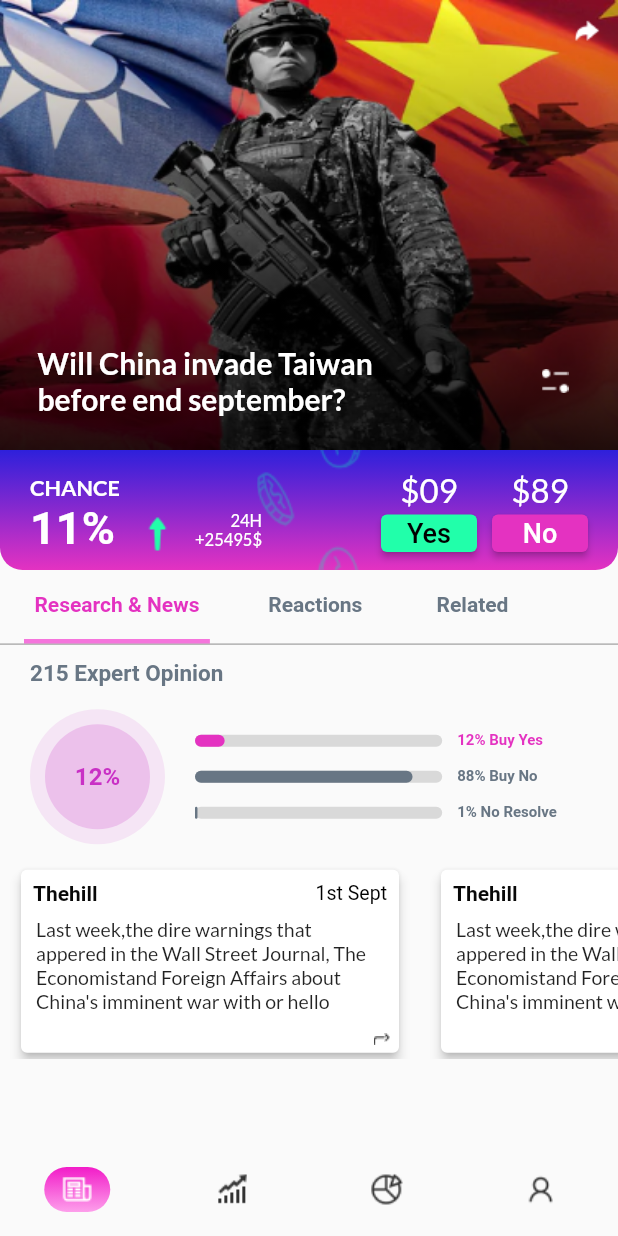
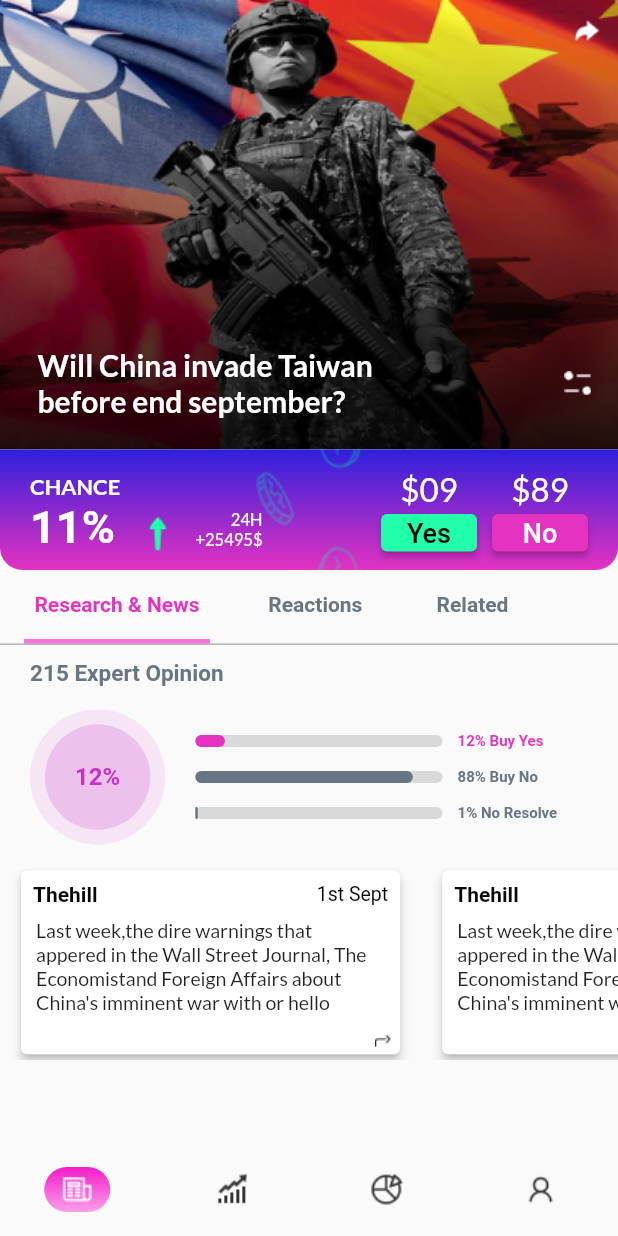
Before and after one commit to CaptainBiswa69/Task-GrowMate, a Flutter app: the screen it shows after launch, on a phone screen of 412 x 824 dp. Run offline on Flutter 3.47's test engine with Material 2 defaults, Android fonts, the phone set to English and light mode, and no system bars; our stand-ins replace google_fonts; Roboto replaces fonts that are missing (customFont).

Commit message:
Final Commit

```diff
--- a/lib/pages/feed.dart
+++ b/lib/pages/feed.dart
@@ -20,17 +20,17 @@ class _FeedState extends State<Feed> with TickerProviderStateMixin {
           children: [
             Stack(
               children: [
-                const Positioned(
+                Positioned(
                     child: SizedBox(
                   width: 500,
-                  height: 300,
-                  child: Image(
+                  height: MediaQuery.of(context).size.height / 2.75,
+                  child: const Image(
                       fit: BoxFit.fill,
                       image: AssetImage("assets/main_view/main.png")),
                 )),
                 Positioned(
                     child: Container(
-                  height: 300,
+                  height: MediaQuery.of(context).size.height / 2.75,
                   decoration: const BoxDecoration(
                       gradient: LinearGradient(
                           begin: Alignment.topCenter,
@@ -38,7 +38,7 @@ class _FeedState extends State<Feed> with TickerProviderStateMixin {
                           colors: [Colors.transparent, Colors.black87])),
                 )),
                 Positioned(
-                    top: 230,
+                    top: MediaQuery.of(context).size.height / 3.56,
                     child: Row(
                       children: [
                         Padding(
@@ -55,8 +55,8 @@ class _FeedState extends State<Feed> with TickerProviderStateMixin {
                                 )),
                           ),
                         ),
-                        const SizedBox(
-                          width: 50,
+                        SizedBox(
+                          width: MediaQuery.of(context).size.width / 6.32,
                         ),
                         const ImageIcon(
                           AssetImage("assets/icons/Filter_1.png"),
@@ -78,7 +78,7 @@ class _FeedState extends State<Feed> with TickerProviderStateMixin {
                 )
               ],
             ),
-            portfolio(),
+            portfolio(context),
             tabBar()
           ],
         ),
@@ -113,12 +113,12 @@ class _FeedState extends State<Feed> with TickerProviderStateMixin {
                         text: "  Reactions  ",
                       ),
                       Tab(
-                        text: "   Related ",
+                        text: "   Related  ",
                       ),
                     ],
                     indicatorSize: TabBarIndicatorSize.label),
               ),
-              const Expanded(
+              Expanded(
                 child: TabBarView(
                   children: [ReasearchAndNews(), Reactions(), Related()],
                 ),
@@ -128,12 +128,12 @@ class _FeedState extends State<Feed> with TickerProviderStateMixin {
     );
   }
 
-  Stack portfolio() {
+  Stack portfolio(BuildContext context) {
     return Stack(
       children: [
         Container(
           clipBehavior: Clip.hardEdge,
-          height: 80,
+          height: MediaQuery.of(context).size.height / 10.25,
           decoration: const BoxDecoration(
               borderRadius: BorderRadius.only(
                   bottomLeft: Radius.circular(15),
@@ -156,7 +156,7 @@ class _FeedState extends State<Feed> with TickerProviderStateMixin {
                         crossAxisAlignment: CrossAxisAlignment.start,
                         children: [
                           SizedBox(
-                            width: 60,
+                            width: MediaQuery.of(context).size.width / 6.85,
                             child: FittedBox(
                               fit: BoxFit.fill,
                               child: Text("CHANCE",
@@ -181,28 +181,36 @@ class _FeedState extends State<Feed> with TickerProviderStateMixin {
                         ],
                       ),
                     ),
-                    const Padding(
-                      padding: EdgeInsets.fromLTRB(0, 24, 0, 0),
+                    Padding(
+                      padding: EdgeInsets.fromLTRB(
+                          0, MediaQuery.of(context).size.width / 17.14, 0, 0),
                       child: ImageIcon(
-                        AssetImage("assets/icons/image-2.png"),
-                        color: Color(0xff21FFAA),
-                        size: 50,
+                        const AssetImage("assets/icons/image-2.png"),
+                        color: const Color(0xff21FFAA),
+                        size: MediaQuery.of(context).size.width / 8.22,
                       ),
                     ),
                     Padding(
-                        padding: const EdgeInsets.fromLTRB(0, 32, 0, 0),
+                        padding: EdgeInsets.fromLTRB(
+                            0, MediaQuery.of(context).size.width / 12.85, 0, 0),
                         child: Column(
                           crossAxisAlignment: CrossAxisAlignment.end,
                           children: [
                             Text("24H",
                                 style: GoogleFonts.lato(
-                                    textStyle: const TextStyle(
-                                        color: Colors.white, fontSize: 11))),
+                                    textStyle: TextStyle(
+                                        color: Colors.white,
+                                        fontSize:
+                                            MediaQuery.of(context).size.width /
+                                                37.4))),
                             Text(
                               "+25495\$",
                               style: GoogleFonts.lato(
-                                  textStyle: const TextStyle(
-                                      color: Colors.white, fontSize: 11)),
+                                  textStyle: TextStyle(
+                                      color: Colors.white,
+                                      fontSize:
+                                          MediaQuery.of(context).size.width /
+                                              37.4)),
                             )
                           ],
                         )),
@@ -216,8 +224,9 @@ class _FeedState extends State<Feed> with TickerProviderStateMixin {
                         children: [
                           Text("\$09",
                               style: GoogleFonts.lato(
-                                textStyle: const TextStyle(
-                                  fontSize: 22,
+                                textStyle: TextStyle(
+                                  fontSize:
+                                      MediaQuery.of(context).size.width / 18.7,
                                   color: Colors.white,
                                 ),
                               )),
@@ -225,27 +234,32 @@ class _FeedState extends State<Feed> with TickerProviderStateMixin {
                             height: 4,
                           ),
                           SizedBox(
-                              height: 25,
+                              height:
+                                  MediaQuery.of(context).size.height / 32.82,
                               child: ElevatedButton(
                                   style: ElevatedButton.styleFrom(
                                       primary: const Color(0xff21FFAA)),
                                   onPressed: () {},
-                                  child: const Text(
+                                  child: Text(
                                     "Yes",
                                     style: TextStyle(
-                                        color: Colors.black, fontSize: 18),
+                                        color: Colors.black,
+                                        fontSize:
+                                            MediaQuery.of(context).size.width /
+                                                22.85),
                                   )))
                         ],
                       ),
-                      const SizedBox(
-                        width: 10,
+                      SizedBox(
+                        width: MediaQuery.of(context).size.width / 41.14,
                       ),
                       Column(
                         children: [
                           Text("\$89",
                               style: GoogleFonts.lato(
-                                textStyle: const TextStyle(
-                                  fontSize: 22,
+                                textStyle: TextStyle(
+                                  fontSize:
+                                      MediaQuery.of(context).size.width / 18.7,
                                   color: Colors.white,
                                 ),
                               )),
@@ -253,15 +267,19 @@ class _FeedState extends State<Feed> with TickerProviderStateMixin {
                             height: 4,
                           ),
                           SizedBox(
-                              height: 25,
+                              height:
+                                  MediaQuery.of(context).size.height / 32.82,
                               child: ElevatedButton(
                                   style: ElevatedButton.styleFrom(
                                       primary: const Color(0xffE432C1)),
                                   onPressed: () {},
-                                  child: const Text(
+                                  child: Text(
                                     "No",
                                     style: TextStyle(
-                                        color: Colors.white, fontSize: 18),
+                                        color: Colors.white,
+                                        fontSize:
+                                            MediaQuery.of(context).size.width /
+                                                22.85),
                                   )))
                         ],
                       ),
@@ -275,8 +293,8 @@ class _FeedState extends State<Feed> with TickerProviderStateMixin {
         Align(
           alignment: Alignment.topCenter,
           child: Image(
-            height: 80,
-            width: 70,
+            height: MediaQuery.of(context).size.height / 10.25,
+            width: MediaQuery.of(context).size.width / 5.87,
             fit: BoxFit.fitWidth,
             image: const AssetImage("assets/icons/flying_coins.png"),
             color: const Color(0xff0CF2B4).withOpacity(0.3),
--- a/lib/pages/reactions.dart
+++ b/lib/pages/reactions.dart
@@ -3,10 +3,12 @@ import 'package:google_fonts/google_fonts.dart';
 import 'package:grow_mate/models/comment_tile.dart';
 
 class Reactions extends StatelessWidget {
-  const Reactions({Key? key}) : super(key: key);
+  Reactions({Key? key}) : super(key: key);
+  late MediaQueryData queryData;
 
   @override
   Widget build(BuildContext context) {
+    queryData = MediaQuery.of(context);
     List<CommentTile> commentData = [
       CommentTile(
           name: 'Prof.alison   1h ago',
@@ -136,7 +138,9 @@ class Reactions extends StatelessWidget {
           const SizedBox(
             width: 15,
           ),
-          SizedBox(width: 250, child: commentText(user, comment)),
+          SizedBox(
+              width: queryData.size.width / 1.64,
+              child: commentText(user, comment)),
           Column(
             children: [
               const Text(""),
@@ -198,7 +202,7 @@ class Reactions extends StatelessWidget {
         context: context,
         builder: (BuildContext context) {
           return SizedBox(
-            height: MediaQuery.of(context).size.height - 380,
+            height: MediaQuery.of(context).size.height / 1.8,
             width: MediaQuery.of(context).size.width,
             child: Column(
               children: [
@@ -251,7 +255,7 @@ class Reactions extends StatelessWidget {
                         children: [
                           ActionChip(
                               labelPadding:
-                                  const EdgeInsets.symmetric(horizontal: 15),
+                                  const EdgeInsets.symmetric(horizontal: 18),
                               label: Text(
                                 "Top",
                                 style: GoogleFonts.lato(
@@ -346,7 +350,7 @@ class Reactions extends StatelessWidget {
                       color: Color(0xff2B2B2B),
                     ),
                     SizedBox(
-                      height: 215,
+                      height: MediaQuery.of(context).size.height / 3.33,
                       child: SingleChildScrollView(
                         child: ListView.builder(
                             shrinkWrap: true,
--- a/lib/pages/reasearch_news.dart
+++ b/lib/pages/reasearch_news.dart
@@ -2,33 +2,38 @@ import 'package:flutter/material.dart';
 import 'package:google_fonts/google_fonts.dart';
 
 class ReasearchAndNews extends StatelessWidget {
-  const ReasearchAndNews({Key? key}) : super(key: key);
+  ReasearchAndNews({Key? key}) : super(key: key);
+  late MediaQueryData queryData;
 
   @override
   Widget build(BuildContext context) {
+    queryData = MediaQuery.of(context);
     return Column(
       crossAxisAlignment: CrossAxisAlignment.start,
       children: [
-        const Padding(
-          padding: EdgeInsets.symmetric(horizontal: 20, vertical: 10),
+        Padding(
+          padding: EdgeInsets.symmetric(
+              horizontal: queryData.size.width / 20.57,
+              vertical: queryData.size.height / 82.05),
           child: Text(
             "215 Expert Opinion",
             style: TextStyle(
                 color: Color(0xff687684),
-                fontSize: 15,
+                fontSize: queryData.size.width / 27.42,
                 fontWeight: FontWeight.bold),
           ),
         ),
         Row(
           children: [
             Padding(
-                padding:
-                    const EdgeInsets.symmetric(horizontal: 20, vertical: 5),
+                padding: EdgeInsets.symmetric(
+                    horizontal: queryData.size.width / 20.57,
+                    vertical: queryData.size.height / 164.1),
                 child: CircleAvatar(
-                  radius: 45,
+                  radius: queryData.size.width / 9.14,
                   backgroundColor: const Color(0xffC930C5).withOpacity(0.1),
                   child: CircleAvatar(
-                    radius: 35,
+                    radius: queryData.size.width / 11.74,
                     backgroundColor: const Color(0xffC930C5).withOpacity(0.2),
                     child: const Text(
                       "12%",
@@ -58,8 +63,7 @@ class ReasearchAndNews extends StatelessWidget {
           height: 8,
         ),
         SizedBox(
-          height: 130,
-          child: Expanded(
+          height: MediaQuery.of(context).size.height / 6.3,
           child: ListView.builder(
               itemCount: 3,
               scrollDirection: Axis.horizontal,
@@ -67,7 +71,6 @@ class ReasearchAndNews extends StatelessWidget {
                 return bottomCard("Thehill", "1st Sept",
                     "Last week,the dire warnings that appered in the Wall Street Journal, The Economistand Foreign Affairs about China's imminent war with or hello");
               })),
-          ),
         )
       ],
     );
@@ -75,9 +78,9 @@ class ReasearchAndNews extends StatelessWidget {
 
   Padding bottomCard(String heading, String date, String description) {
     return Padding(
-      padding: const EdgeInsets.symmetric(horizontal: 10),
+      padding: EdgeInsets.symmetric(horizontal: queryData.size.width / 41.14),
       child: SizedBox(
-        width: 260,
+        width: queryData.size.width / 1.58,
         child: Stack(
           children: [
             Card(
@@ -109,13 +112,15 @@ class ReasearchAndNews extends StatelessWidget {
                       ],
                     ),
                     SizedBox(
-                      height: 75,
+                      height: queryData.size.height / 10.94,
                       child: Padding(
-                        padding: const EdgeInsets.symmetric(horizontal: 10),
+                        padding: EdgeInsets.symmetric(
+                            horizontal: queryData.size.width / 41.14),
                         child: Text(
                           description,
                           style: GoogleFonts.lato(
-                              textStyle: const TextStyle(fontSize: 13)),
+                              textStyle: TextStyle(
+                                  fontSize: queryData.size.width / 31.64)),
                           maxLines: 4,
                           overflow: TextOverflow.ellipsis,
                         ),
@@ -156,31 +161,35 @@ class ReasearchAndNews extends StatelessWidget {
         Stack(
           children: [
             Container(
-              height: 8,
+              height: queryData.size.height / 102.56,
               width: MediaQuery.of(context).size.width / 2.5,
               decoration: BoxDecoration(
-                borderRadius: BorderRadius.circular(25),
+                borderRadius:
+                    BorderRadius.circular(queryData.size.width / 16.45),
                 color: const Color(0xffD9D9D9),
               ),
             ),
             AnimatedContainer(
               duration: const Duration(microseconds: 800),
-              height: 8,
+              height: queryData.size.height / 102.56,
               width: (MediaQuery.of(context).size.width / 2.5) * value / 100,
               decoration: BoxDecoration(
-                borderRadius: BorderRadius.circular(25),
+                borderRadius:
+                    BorderRadius.circular(queryData.size.width / 16.45),
                 color: color,
               ),
             ),
           ],
         ),
-        const SizedBox(
-          width: 10,
+        SizedBox(
+          width: queryData.size.width / 41.14,
         ),
         Text(
           stringData,
           style: TextStyle(
-              color: color, fontSize: 10, fontWeight: FontWeight.bold),
+              color: color,
+              fontSize: queryData.size.width / 41.14,
+              fontWeight: FontWeight.bold),
         )
       ],
     );
--- a/lib/pages/related.dart
+++ b/lib/pages/related.dart
@@ -3,10 +3,12 @@ import 'package:google_fonts/google_fonts.dart';
 import 'package:grow_mate/models/related_news_tile.dart';
 
 class Related extends StatelessWidget {
-  const Related({Key? key}) : super(key: key);
+  Related({Key? key}) : super(key: key);
+  late MediaQueryData queryData;
 
   @override
   Widget build(BuildContext context) {
+    queryData = MediaQuery.of(context);
     List<RelatedNewsTile> data = [
       RelatedNewsTile(
           imagepath: "assets/pictures/Related1.png",
@@ -66,8 +68,8 @@ class Related extends StatelessWidget {
         mainAxisAlignment: MainAxisAlignment.center,
         children: [
           Container(
-            height: 80,
-            width: 370,
+            height: queryData.size.height / 10.25,
+            width: queryData.size.width / 1.11,
             decoration: BoxDecoration(
                 border: Border.all(color: const Color(0xffCED5DC)),
                 borderRadius: BorderRadius.circular(15)),
@@ -86,11 +88,12 @@ class Related extends StatelessWidget {
                   width: 20,
                 ),
                 SizedBox(
-                  width: 240,
+                  width: queryData.size.width / 1.71,
                   child: Text(
                     news,
                     style: GoogleFonts.lato(
-                        textStyle: const TextStyle(fontSize: 17)),
+                        textStyle:
+                            TextStyle(fontSize: queryData.size.width / 24.20)),
                     overflow: TextOverflow.ellipsis,
                     maxLines: 2,
                   ),
@@ -108,7 +111,7 @@ class Related extends StatelessWidget {
         context: context,
         builder: (BuildContext context) {
           return SizedBox(
-              height: MediaQuery.of(context).size.height - 380,
+              height: MediaQuery.of(context).size.height / 1.8,
               width: MediaQuery.of(context).size.width,
               child: Column(children: [
                 Column(
@@ -190,7 +193,7 @@ class Related extends StatelessWidget {
                     color: Color(0xff2B2B2B),
                   ),
                   SizedBox(
-                    height: 305,
+                    height: MediaQuery.of(context).size.height / 2.43,
                     child: SingleChildScrollView(
                       child: ListView.builder(
                           shrinkWrap: true,
```
Lines whose indentation alone changed are shown as unchanged.
